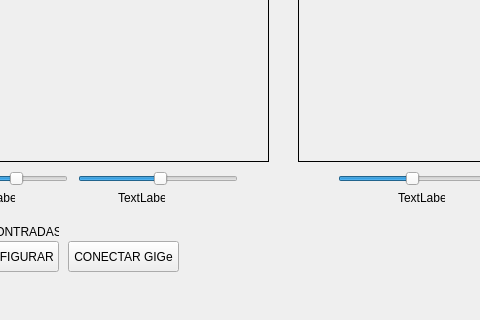
This is mainwindow.ui in lmhonorio/QtMRSVisionv2 as Qt 5 draws it before an edit; both pictures show x 152 to 632 and y 476 to 796 of the 888 by 796 pixel window. The edited form follows.
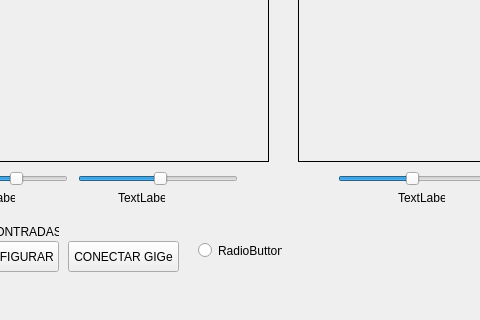
This is the edited form.

```diff
--- a/mainwindow.ui
+++ b/mainwindow.ui
@@ -292,6 +292,19 @@
      <string>TextLabel</string>
     </property>
    </widget>
+   <widget class="QRadioButton" name="radioButton">
+    <property name="geometry">
+     <rect>
+      <x>350</x>
+      <y>700</y>
+      <width>84</width>
+      <height>19</height>
+     </rect>
+    </property>
+    <property name="text">
+     <string>RadioButton</string>
+    </property>
+   </widget>
   </widget>
   <widget class="QMenuBar" name="menuBar">
    <property name="geometry">
```
